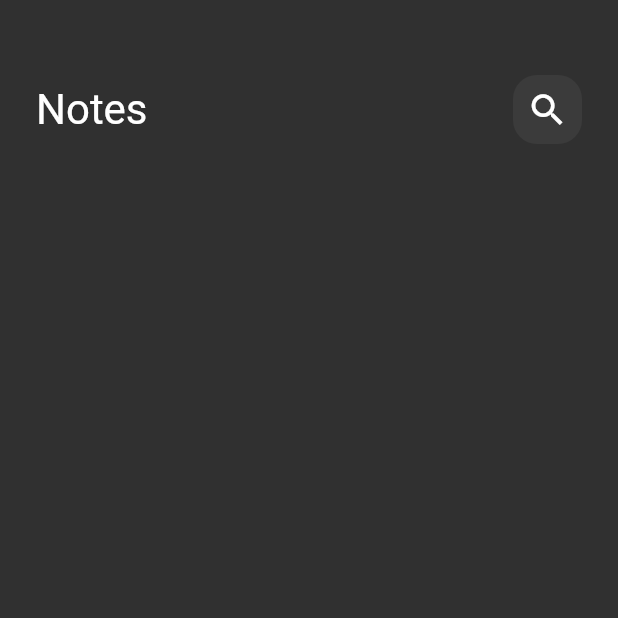
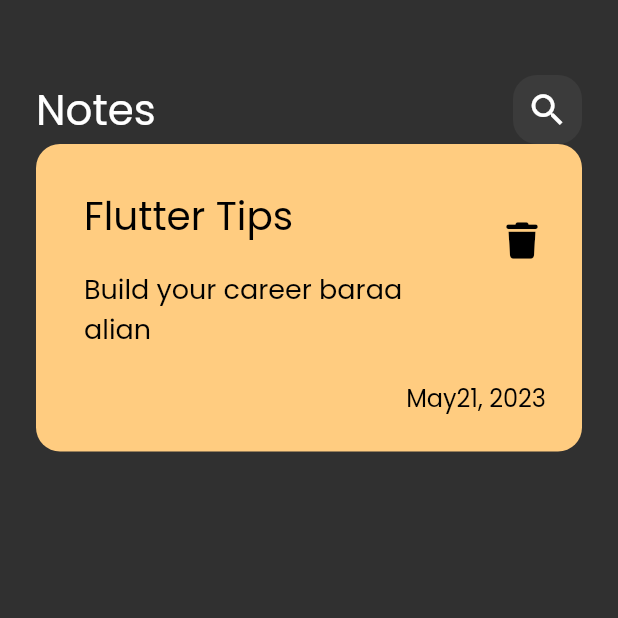
Before and after one commit to baraa1999/notesapp, a Flutter app: the screen it shows after launch, on a phone screen of 412 x 824 dp, the top half of it. Run offline on Flutter 3.47's test engine with Material 2 defaults, Android fonts, the phone set to English and light mode, and no system bars; our stand-ins replace font_awesome_flutter.

Commit message:
create custom note item

```diff
--- a/lib/main.dart
+++ b/lib/main.dart
@@ -17,8 +17,10 @@ class _NotesAppState extends State<NotesApp> {
     return MaterialApp(
       theme: ThemeData(
         brightness: Brightness.dark,
+        fontFamily: 'Poppins',
       ),
       home: const NoteView(
+
 
 
       ),
--- a/lib/views/note_view.dart
+++ b/lib/views/note_view.dart
@@ -8,9 +8,6 @@ class NoteView extends StatelessWidget {
   Widget build(BuildContext context) {
     return const Scaffold(
       body: NotesViewBody(
-
-
-
       ) ,
 
     );
--- /dev/null
+++ b/lib/views/widget/custom_note_item.dart
@@ -0,0 +1,48 @@
+import 'package:flutter/material.dart';
+import 'package:font_awesome_flutter/font_awesome_flutter.dart';
+
+class NoteItem extends StatelessWidget {
+  const NoteItem({super.key});
+
+  @override
+  Widget build(BuildContext context) {
+    return  Container(
+      padding: const EdgeInsets.only(top: 24,bottom: 24,left: 16),
+      decoration: BoxDecoration(
+        borderRadius: BorderRadius.circular(16),
+        color: const Color(0xffFFCC80),
+      ),
+      child: const Column(
+        crossAxisAlignment: CrossAxisAlignment.end,
+        children: [
+          ListTile(
+            title: Text('Flutter Tips',
+              style: TextStyle(
+                fontSize: 26,
+                color: Colors.black,
+
+              ),),
+            subtitle: Padding(
+              padding: EdgeInsets.only(top: 16,bottom: 16),
+              child: Text('Build your career baraa alian',
+                style: TextStyle(
+                  color: Colors.black,
+                  fontSize: 18,
+                ),),
+            ),
+            trailing: IconButton(
+              onPressed:(){},
+              icon: Icon(FontAwesomeIcons.trash,color: Colors.black,size: 24,
+              ),
+            ),
+          ),
+          Padding(
+            padding: EdgeInsets.only(right: 24),
+            child: Text('May21, 2023',style: TextStyle(color: Colors.black,fontSize: 16),
+            ),
+          ),
+        ],
+      ),
+    );
+  }
+}
--- a/lib/views/widget/notes_view_body.dart
+++ b/lib/views/widget/notes_view_body.dart
@@ -1,6 +1,9 @@
 
 import 'package:flutter/material.dart';
+import 'package:font_awesome_flutter/font_awesome_flutter.dart';
 import 'package:notesapp/views/widget/custom_app_bar.dart';
+import 'package:notesapp/views/widget/custom_note_item.dart';
+
 class NotesViewBody extends StatelessWidget {
   const NotesViewBody({super.key});
 
@@ -15,6 +18,9 @@ class NotesViewBody extends StatelessWidget {
           ),
           CustomAppBar(
           ),
+          NoteItem(),
+
+
 
         ],
       ),
```
Also changed, not shown: pubspec.yaml (+7 -11 lines), assets/fonts/Poppins-Regular.ttf (added), pubspec.lock.
